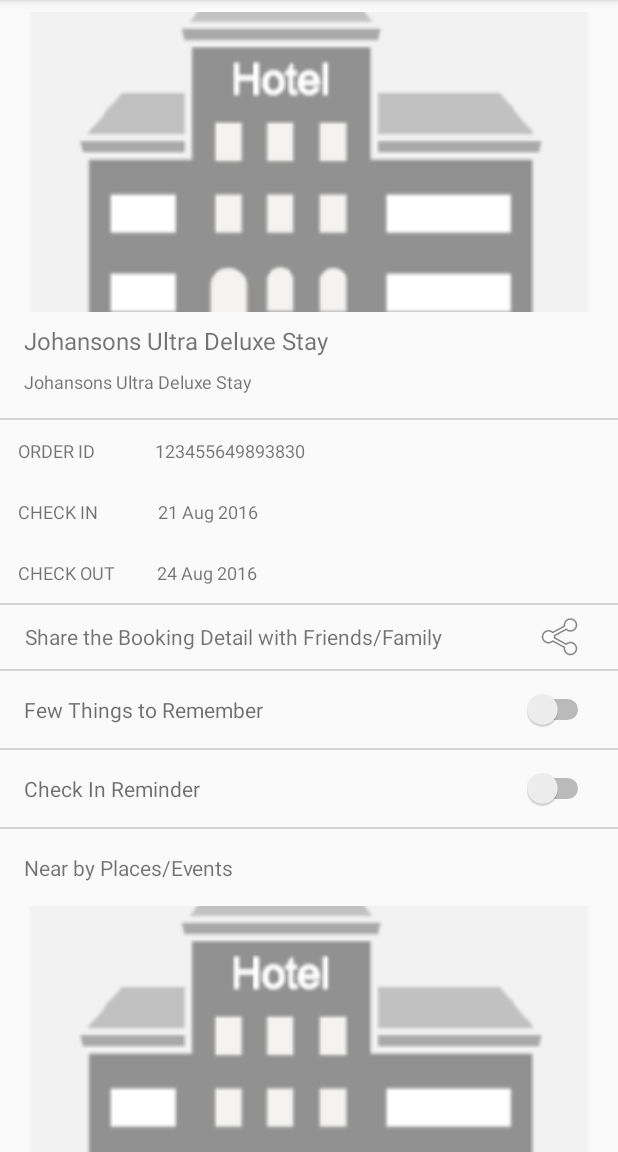
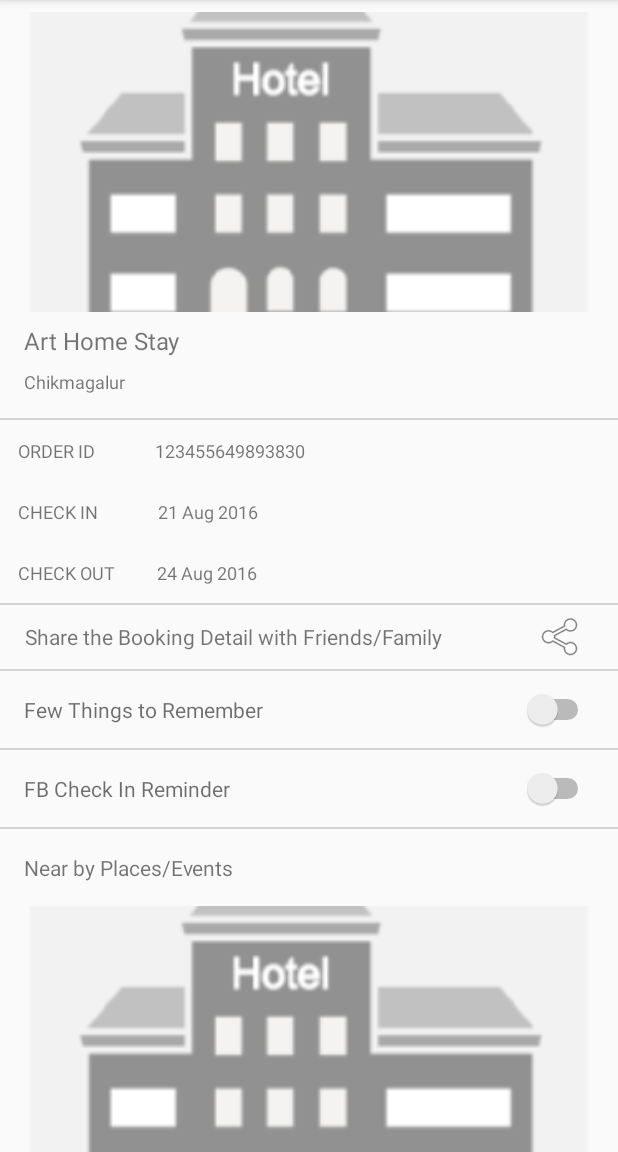
Before and after one commit to yeshwanth-reddy/hack09-android, an Android app: the screen it shows after launch (MainActivity), on a phone screen of 412 x 824 dp, the part 84-1236 px from its top. Run offline under Robolectric (Android 15) with nearby library versions, the phone set to English and light mode, and no system bars; our stand-ins replace Picasso; pictures from the network do not load; 3 statements that could not run were skipped.

Commit message:
Booking detail page UI completed

```diff
--- a/app/build.gradle
+++ b/app/build.gradle
@@ -25,7 +25,7 @@ dependencies {
     compile 'com.android.support:appcompat-v7:23.4.0'
 
     // Google map
-    compile 'com.google.android.gms:play-services-maps:9.2.0'
+    compile 'com.google.android.gms:play-services-maps:7.0.0'
 
     //Retrofit
     compile 'com.squareup.retrofit2:retrofit:2.0.0'
@@ -37,4 +37,7 @@ dependencies {
     //Picasso
     compile 'com.squareup.picasso:picasso:2.5.2'
 
+    // GCM
+    compile 'com.google.android.gms:play-services-gcm:7.0.0'
+
 }
--- a/app/src/main/java/com/stayzilla/postbooking/MainActivity.java
+++ b/app/src/main/java/com/stayzilla/postbooking/MainActivity.java
@@ -1,16 +1,23 @@
 package com.stayzilla.postbooking;
 
+import android.content.DialogInterface;
 import android.content.Intent;
 import android.os.Bundle;
+import android.support.v7.app.AlertDialog;
 import android.support.v7.app.AppCompatActivity;
 import android.view.View;
+import android.widget.CompoundButton;
 import android.widget.ImageView;
+import android.widget.Switch;
+import android.widget.TextView;
+import android.widget.Toast;
 
 import com.google.gson.Gson;
 import com.squareup.picasso.Picasso;
 import com.stayzilla.postbooking.model.MyBooking;
 import com.stayzilla.postbooking.model.MyBookingsModel;
 import com.stayzilla.postbooking.network.restclients.MyBookingsAPIRestClient;
+import com.stayzilla.postbooking.util.GCMUtil;
 
 import java.util.List;
 
@@ -24,6 +31,8 @@ public class MainActivity extends AppCompatActivity {
     protected void onCreate(Bundle savedInstanceState) {
         super.onCreate(savedInstanceState);
         setContentView(R.layout.activity_bookingdetail);
+
+        GCMUtil.registerWithGCMServerInBackground(this);
 
         ImageView imageView = (ImageView) findViewById(R.id.hotelImage);
 
@@ -45,6 +54,44 @@ public class MainActivity extends AppCompatActivity {
             @Override
             public void onClick(View view) {
                 startActivity(new Intent(MainActivity.this, MapActivity.class));
+            }
+        });
+
+        Switch aSwitch1 = (Switch) findViewById(R.id.switch1);
+        aSwitch1.setOnCheckedChangeListener(new CompoundButton.OnCheckedChangeListener() {
+            @Override
+            public void onCheckedChanged(CompoundButton compoundButton, boolean b) {
+                Toast.makeText(MainActivity.this, b ? "FB Check In reminder enabled" : "FB Check In reminder disabled", Toast.LENGTH_SHORT).show();
+            }
+        });
+
+        Switch aSwitch = (Switch) findViewById(R.id.switch2);
+        aSwitch.setOnClickListener(new View.OnClickListener() {
+            @Override
+            public void onClick(View view) {
+                AlertDialog.Builder builder = new AlertDialog.Builder(MainActivity.this);
+                String items[] = new String[]{"Shoes for Trekking", "Jerkin"};
+                builder.setTitle("Few Things to Remember")
+                        .setItems(items, new DialogInterface.OnClickListener() {
+                            public void onClick(DialogInterface dialog, int which) {
+                                // The 'which' argument contains the index position
+                                // of the selected item
+                            }
+                        });
+                builder.show();
+            }
+        });
+
+
+        TextView textView = (TextView) findViewById(R.id.share);
+        textView.setOnClickListener(new View.OnClickListener() {
+            @Override
+            public void onClick(View view) {
+                Intent sendIntent = new Intent();
+                sendIntent.setAction(Intent.ACTION_SEND);
+                sendIntent.putExtra(Intent.EXTRA_TEXT, "Art Home Stay\nOrder ID : 123455649893830\nCheck In : 21 Aug 2016\nCheck Out : 24 Aug 2016\n-Stayzilla");
+                sendIntent.setType("text/plain");
+                startActivity(sendIntent);
             }
         });
 
--- /dev/null
+++ b/app/src/main/java/com/stayzilla/postbooking/util/GCMUtil.java
@@ -0,0 +1,48 @@
+package com.stayzilla.postbooking.util;
+
+import android.content.Context;
+import android.content.SharedPreferences;
+import android.os.AsyncTask;
+
+import com.google.android.gms.gcm.GoogleCloudMessaging;
+
+/**
+ * Created by sasikumar on 17/07/16.
+ */
+public class GCMUtil {
+
+    public static void registerWithGCMServerInBackground(final Context context) {
+        new AsyncTask<Object, Void, String>() {
+            @Override
+            protected String doInBackground(Object[] objects) {
+                String msg = "";
+
+                try {
+                    GoogleCloudMessaging gcm = GoogleCloudMessaging.getInstance(context);
+
+                    String regId = gcm.register("1042735674850");
+
+                    System.out.println("GCM regId="+regId);
+
+                    SharedPreferences sharedPref = context.getSharedPreferences(
+                            "SZ_PREF", Context.MODE_PRIVATE);
+
+                    sharedPref.edit().putString("GCM_DEVICE_TOKEN", regId).commit();
+
+                } catch (Exception ex) {
+                    ex.printStackTrace();
+                }
+
+                return msg;
+            }
+
+            @Override
+            protected void onPostExecute(String msg) {
+                super.onPostExecute(msg);
+
+            }
+
+        }.execute(null, null, null);
+    }
+
+}
--- a/app/src/main/res/layout/activity_bookingdetail.xml
+++ b/app/src/main/res/layout/activity_bookingdetail.xml
@@ -30,7 +30,7 @@
                 android:paddingLeft="16dp"
                 android:paddingRight="16dp"
                 android:paddingTop="8dp"
-                android:text="Johansons Ultra Deluxe Stay"
+                android:text="Art Home Stay"
                 android:textSize="16sp" />
 
             <TextView
@@ -41,7 +41,7 @@
                 android:layout_marginTop="8dp"
                 android:paddingLeft="16dp"
                 android:paddingRight="16dp"
-                android:text="Johansons Ultra Deluxe Stay"
+                android:text="Chikmagalur"
                 android:textSize="12sp" />
 
 
@@ -134,6 +134,7 @@
                 android:background="#27000000" />
 
             <TextView
+                android:id="@+id/share"
                 android:layout_width="match_parent"
                 android:layout_height="wrap_content"
                 android:layout_marginLeft="11dp"
@@ -167,7 +168,7 @@
                 android:layout_width="match_parent"
                 android:layout_height="wrap_content"
                 android:padding="16dp"
-                android:text="Check In Reminder"
+                android:text="FB Check In Reminder"
                 android:textColor="#90000000" />
 
             <View
@@ -191,8 +192,8 @@
 
             <View
                 android:layout_width="match_parent"
+                android:layout_height="1dp"
                 android:layout_marginTop="5dp"
-                android:layout_height="1dp"
                 android:background="#27000000" />
 
             <TextView
--- a/app/src/main/res/values/colors.xml
+++ b/app/src/main/res/values/colors.xml
@@ -6,4 +6,5 @@
     <color name="sz_light_grey">#78000000</color>
     <color name="mbg_color">#FF08D1ED</color>
     <color name="bm_guest_grey_bg">#F3F3F3</color>
+    <color name="sz_pink_color">#FFED0972</color>
 </resources>
```
Also changed, not shown: app/src/main/AndroidManifest.xml (+26 -0 lines), app/src/main/java/com/stayzilla/postbooking/gcm/GCMNotificationIntentService.java (added, +101 -0 lines), app/src/main/java/com/stayzilla/postbooking/gcm/GcmBroadcastReceiver.java (added, +18 -0 lines).
